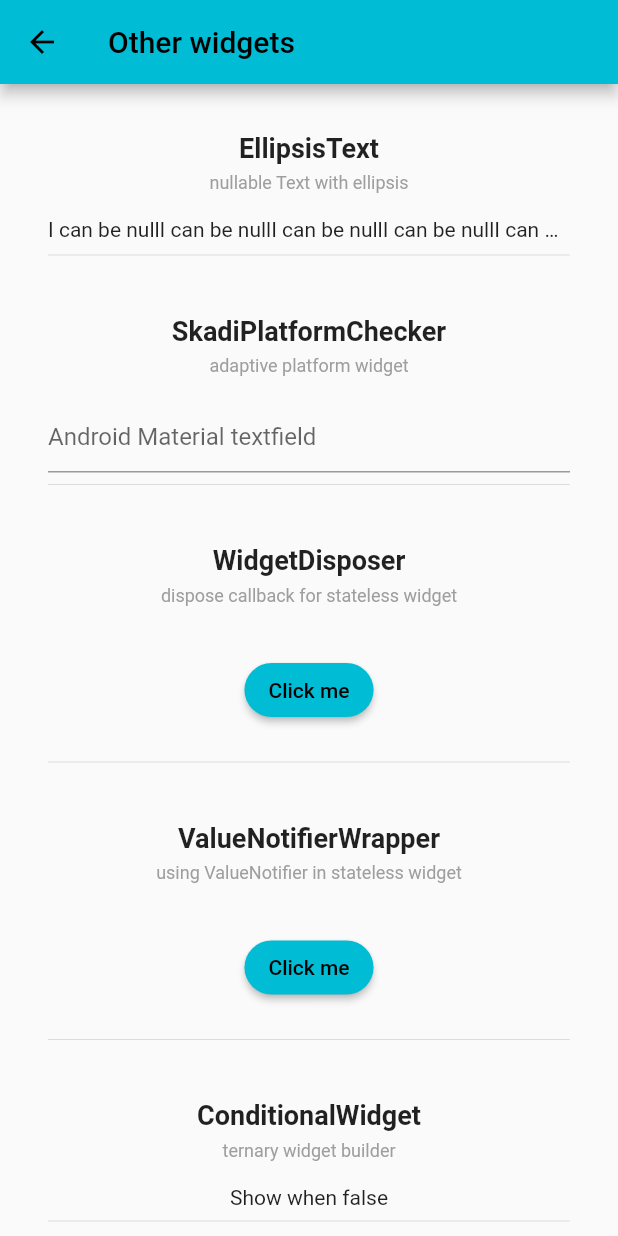
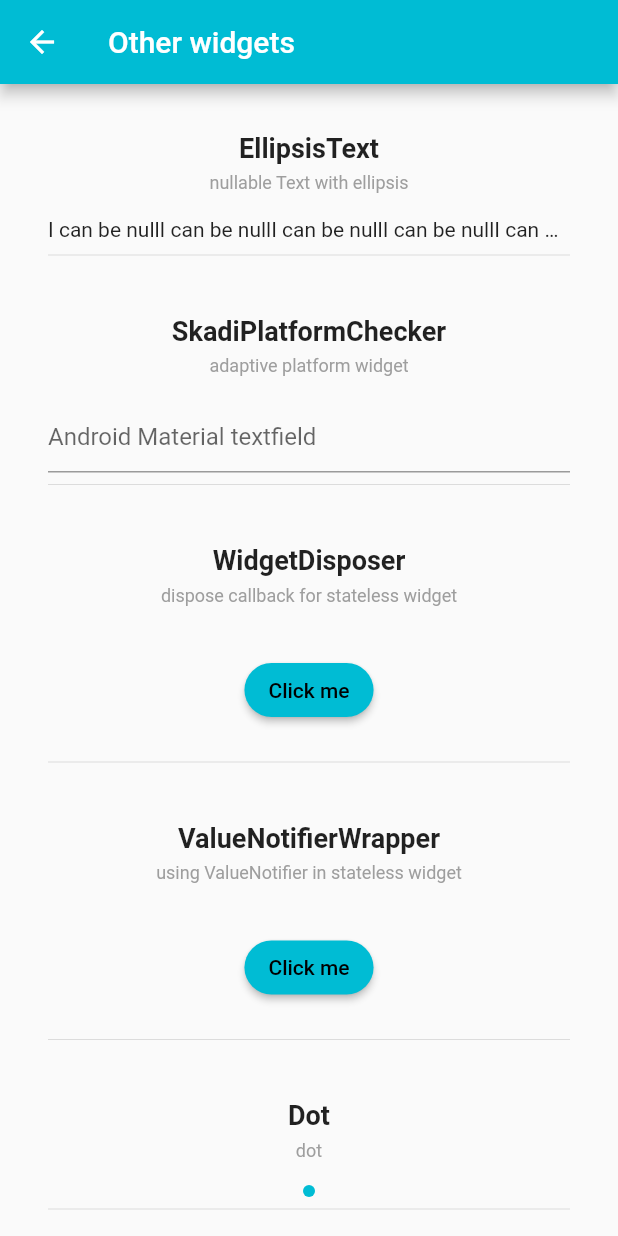
Before and after one commit to lynical-software/skadi, a Flutter app: the screen it shows after launch, after a tap on "Other widgets", on a phone screen of 412 x 824 dp. Run offline on Flutter 3.47's test engine with Material 2 defaults, Android fonts, the light colour scheme and no system bars; our stand-ins replace universal_platform; missing offline and left inert: future_manager.

Commit message:
0.1.0 release

```diff
--- a/example/lib/examples/mixin.dart
+++ b/example/lib/examples/mixin.dart
@@ -49,7 +49,8 @@ class _MixinExampleState extends State<MixinExample>
               validator: (value) => SkadiFormValidator.validateEmail(value),
               decoration: const InputDecoration(
                 hintText: "email",
-                border: ShadowInputBorder(elevation: 2.0, fillColor: Colors.white),
+                border:
+                    ShadowInputBorder(elevation: 2.0, fillColor: Colors.white),
               ),
             ),
             cat.builder(builder: ((context, child) => emptySizedBox)),
--- a/example/lib/examples/other_widget.dart
+++ b/example/lib/examples/other_widget.dart
@@ -36,7 +36,8 @@ class _OtherWidgetExampleState extends State<OtherWidgetExample> {
             children: [
               SkadiPlatformChecker(
                 androidWidget: TextField(
-                  decoration: InputDecoration(hintText: "Android Material textfield"),
+                  decoration:
+                      InputDecoration(hintText: "Android Material textfield"),
                 ),
                 iosWidget: CupertinoTextField(
                   placeholder: "iOS cupertino textfield",
@@ -58,6 +59,14 @@ class _OtherWidgetExampleState extends State<OtherWidgetExample> {
             isRow: false,
             children: [
               _MyOtherStatelessWidget(),
+            ],
+          ),
+          const Section(
+            title: "Dot",
+            subtitle: "dot",
+            isRow: false,
+            children: [
+              Dot(),
             ],
           ),
           Section(
--- a/example/lib/main.dart
+++ b/example/lib/main.dart
@@ -1,7 +1,7 @@
 import 'package:flutter/material.dart';
 import 'package:skadi/skadi.dart';
 import 'package:skadi_example/examples/buttons.dart';
-import 'package:skadi_example/examples/style_decoraction.dart';
+import 'package:skadi_example/examples/style_decoration.dart';
 
 import 'examples/dialogs.dart';
 import 'examples/mixin.dart';
@@ -29,6 +29,9 @@ class MyApp extends StatelessWidget {
         theme: ThemeData(
           primarySwatch: Colors.cyan,
           visualDensity: VisualDensity.standard,
+          appBarTheme: const AppBarTheme(
+            foregroundColor: Colors.white,
+          ),
         ),
         home: const RootPage(),
         builder: (context, child) {
@@ -53,9 +56,11 @@ class _RootPageState extends State<RootPage> {
     ExampleButton(name: "Buttons", child: const ButtonsExample()),
     ExampleButton(name: "Dialogs", child: const DialogsExample()),
     ExampleButton(name: "Mixin Example", child: const MixinExample()),
-    ExampleButton(name: "Style and Decoration", child: const StyleAndDecorationExample()),
+    ExampleButton(
+        name: "Style and Decoration", child: const StyleAndDecorationExample()),
     ExampleButton(name: "Other widgets", child: const OtherWidgetExample()),
-    ExampleButton(name: "Utilities Method Usage", child: const UtilitiesMethodUsage()),
+    ExampleButton(
+        name: "Utilities Method Usage", child: const UtilitiesMethodUsage()),
   ];
 
   @override
--- a/example/lib/widgets/example_scaffold.dart
+++ b/example/lib/widgets/example_scaffold.dart
@@ -3,7 +3,8 @@ import 'package:flutter/material.dart';
 class ExampleScaffold extends StatelessWidget {
   final String title;
   final List<Widget> children;
-  const ExampleScaffold({Key? key, required this.title, required this.children}) : super(key: key);
+  const ExampleScaffold({Key? key, required this.title, required this.children})
+      : super(key: key);
 
   @override
   Widget build(BuildContext context) {
--- a/lib/skadi.dart
+++ b/lib/skadi.dart
@@ -25,10 +25,11 @@ export 'src/utilities/skadi_navigator.dart';
 export 'src/utilities/skadi_utils.dart';
 //widget
 export 'src/widgets/conditional_widget.dart';
+export 'src/widgets/dot.dart';
 export 'src/widgets/ellipsis_text.dart';
 export 'src/widgets/keyboard_dismiss.dart';
 export 'src/widgets/loading_overlay.dart';
-//
+export 'src/widgets/skadi_accordion.dart';
 export 'src/widgets/skadi_action_sheet.dart';
 export 'src/widgets/skadi_async_button.dart';
 export 'src/widgets/skadi_async_icon_button.dart';
@@ -36,7 +37,8 @@ export 'src/widgets/skadi_confirmation_dialog.dart';
 export 'src/widgets/skadi_future_handler.dart';
 export 'src/widgets/skadi_icon_button.dart';
 export 'src/widgets/skadi_loading_button.dart';
-export 'src/widgets/skadi_paginated_listview.dart';
+export 'src/widgets/skadi_paginated_grid_view.dart';
+export 'src/widgets/skadi_paginated_list_view.dart';
 export 'src/widgets/skadi_platform_checker.dart';
 export 'src/widgets/skadi_simple_dialog.dart';
 export 'src/widgets/skadi_stream_handler.dart';
--- a/lib/src/extension/textstyle_extension.dart
+++ b/lib/src/extension/textstyle_extension.dart
@@ -1,4 +1,6 @@
 import 'package:flutter/material.dart';
+
+import '../../skadi.dart';
 
 extension SkadiTextStyleExtension on TextStyle {
   // FontWeight
@@ -37,6 +39,5 @@ extension SkadiTextStyleExtension on TextStyle {
 }
 
 double _responsiveFontSize(double size) {
-  return size;
-  // return LynicalResponsive.value(size, size + 4, size + 6, size - 2);
+  return SkadiResponsive.value(size, size + 4, size + 6, size - 2);
 }
--- a/lib/src/utilities/skadi_utils.dart
+++ b/lib/src/utilities/skadi_utils.dart
@@ -46,7 +46,9 @@ class SkadiUtils {
     );
 
     FrameInfo fi = await codec.getNextFrame();
-    return (await fi.image.toByteData(format: ImageByteFormat.png))!.buffer.asUint8List();
+    return (await fi.image.toByteData(format: ImageByteFormat.png))!
+        .buffer
+        .asUint8List();
   }
 
   ///Get a random image from Picsum with given dimension
--- /dev/null
+++ b/lib/src/widgets/dot.dart
@@ -0,0 +1,31 @@
+import 'package:flutter/material.dart';
+
+class Dot extends StatelessWidget {
+  final double size;
+  final Color? color;
+  final BoxShape shape;
+  final EdgeInsets? margin;
+  final EdgeInsets? padding;
+  const Dot({
+    Key? key,
+    this.size = 8,
+    this.shape = BoxShape.circle,
+    this.color,
+    this.margin,
+    this.padding,
+  }) : super(key: key);
+
+  @override
+  Widget build(BuildContext context) {
+    return Container(
+      margin: margin,
+      padding: padding,
+      width: size,
+      height: size,
+      decoration: BoxDecoration(
+        color: color ?? Theme.of(context).primaryColor,
+        shape: BoxShape.circle,
+      ),
+    );
+  }
+}
--- a/lib/src/widgets/skadi_future_handler.dart
+++ b/lib/src/widgets/skadi_future_handler.dart
@@ -74,7 +74,8 @@ class _SkadiFutureHandlerState<T> extends State<SkadiFutureHandler<T>> {
           if (widget.loading != null) {
             return widget.loading!;
           }
-          return skadiProvider?.loadingWidget ?? const Center(child: CircularProgressIndicator());
+          return skadiProvider?.loadingWidget ??
+              const Center(child: CircularProgressIndicator());
         }
       },
     );
--- a/lib/src/widgets/skadi_paginated_listview.dart
+++ b/lib/src/widgets/skadi_paginated_list_view.dart
@@ -2,22 +2,22 @@ import 'package:flutter/material.dart';
 import 'package:skadi/skadi.dart';
 
 class SkadiPaginatedListView extends StatefulWidget {
-  ///Normal Listview itemCount
+  ///Normal List view itemCount
   final int itemCount;
 
-  ///Normal Listview physics
+  ///Normal ListView physics
   final ScrollPhysics? physics;
 
-  ///Normal Listview scrollDirection
+  ///Normal ListView scrollDirection
   final Axis scrollDirection;
 
-  ///Normal Listview shrinkWrap
+  ///Normal ListView shrinkWrap
   final bool shrinkWrap;
 
-  ///Normal Listview reverse
+  ///Normal ListView reverse
   final bool reverse;
 
-  ///Normal Listview itemBuilder
+  ///Normal ListView itemBuilder
   final IndexedWidgetBuilder itemBuilder;
 
   ///[SkadiPaginatedListView] use ListView.separated, so you can provide divider widget
@@ -27,7 +27,7 @@ class SkadiPaginatedListView extends StatefulWidget {
   ///[SkadiPaginatedListView] use ListView.separated, so you can provide divider widget
   final IndexedWidgetBuilder? separatorBuilder;
 
-  ///Normal Listview padding
+  ///Normal List view padding
   final EdgeInsets padding;
 
   ///Provider a widget if there's no item
@@ -37,7 +37,7 @@ class SkadiPaginatedListView extends StatefulWidget {
   ///you must provide a [scrollController] that also use in your parent [scrollController] scroll view
   final ScrollController? scrollController;
 
-  ///callback for getting more data when ScrollController reach max scrolExtends
+  ///callback for getting more data when ScrollController reach max scrollExtends
   final Future<void> Function() dataLoader;
 
   ///condition to check if we still have more data to fetch
@@ -47,17 +47,17 @@ class SkadiPaginatedListView extends StatefulWidget {
   ///widget to show when we're fetching more data
   final Widget? loadingWidget;
 
-  ///Add provided scrollController to our PaginatedListview
-  ///Use case: Provided scroll controller usually happen when this ListView is inside another Listview,
+  ///Add provided scrollController to our PaginatedListView
+  ///Use case: Provided scroll controller usually happen when this ListView is inside another ListView,
   ///So we use provided scrollController to check for paginated trigger only but not attach to PaginatedList
-  ///But sometime, provided ScrollController isn't attach to any parent Listview yet. So in that case it must be attach
+  ///But sometime, provided ScrollController isn't attach to any parent ListView yet. So in that case it must be attach
   ///to our PaginatedList
-  final bool attachProvidedScrollControllerToListview;
+  final bool attachProvidedScrollControllerToListView;
 
   ///Indicate if there is an error when getting more data
   final bool hasError;
 
-  ///A widget that show at the bottom of listview when there is an error
+  ///A widget that show at the bottom of ListView when there is an error
   final Widget? errorWidget;
 
   const SkadiPaginatedListView({
@@ -71,7 +71,7 @@ class SkadiPaginatedListView extends StatefulWidget {
     this.loadingWidget = const CircularProgressIndicator(),
     this.padding = const EdgeInsets.symmetric(vertical: 16, horizontal: 12),
     this.scrollDirection = Axis.vertical,
-    this.attachProvidedScrollControllerToListview = false,
+    this.attachProvidedScrollControllerToListView = false,
     this.hasError = false,
     this.reverse = false,
     this.separator,
@@ -151,7 +151,7 @@ class _SkadiPaginatedListViewState extends State<SkadiPaginatedListView> {
       itemCount: widget.itemCount + 1,
       controller: _isPrimaryScrollView
           ? scrollController
-          : widget.attachProvidedScrollControllerToListview
+          : widget.attachProvidedScrollControllerToListView
               ? widget.scrollController
               : null,
       padding: widget.padding,
--- a/pubspec.yaml
+++ b/pubspec.yaml
@@ -1,6 +1,6 @@
 name: skadi
 description: Flutter utilities packages for custom widgets and utilities function.
-version: 0.0.3
+version: 0.1.0
 
 homepage: https://www.lynical.com
 repository: https://github.com/lynical-software/skadi
```
Also changed, not shown: example/lib/src/mixin.dart (deleted, +0 -34 lines), lib/src/styles/skadi_responsive.dart (+6 -3 lines), lib/src/widgets/skadi_accordion.dart (added, +181 -0 lines), lib/src/widgets/skadi_paginated_grid_view.dart (added, +169 -0 lines), example/lib/examples/style_decoration.dart (renamed from example/lib/examples/style_decoraction.dart), example/pubspec.lock, 2 other files.
